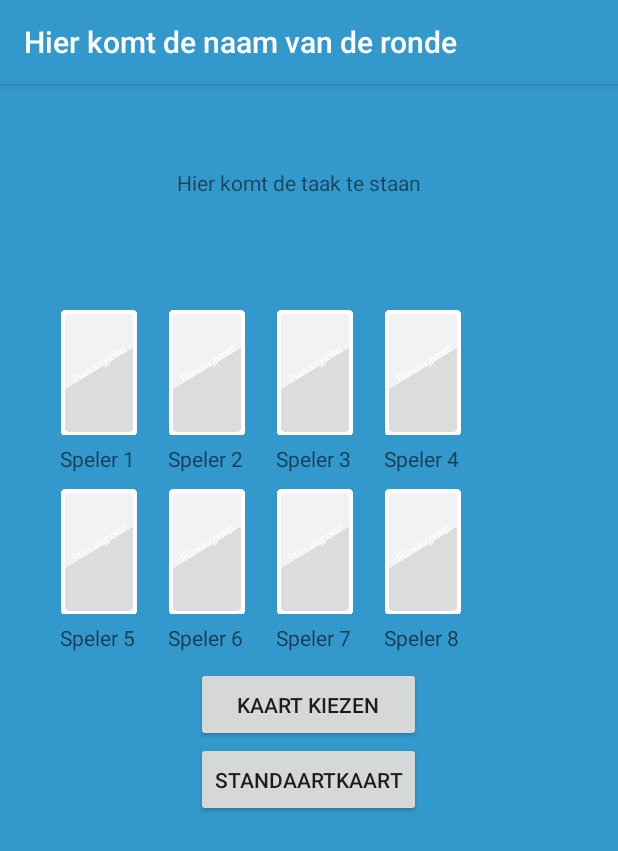
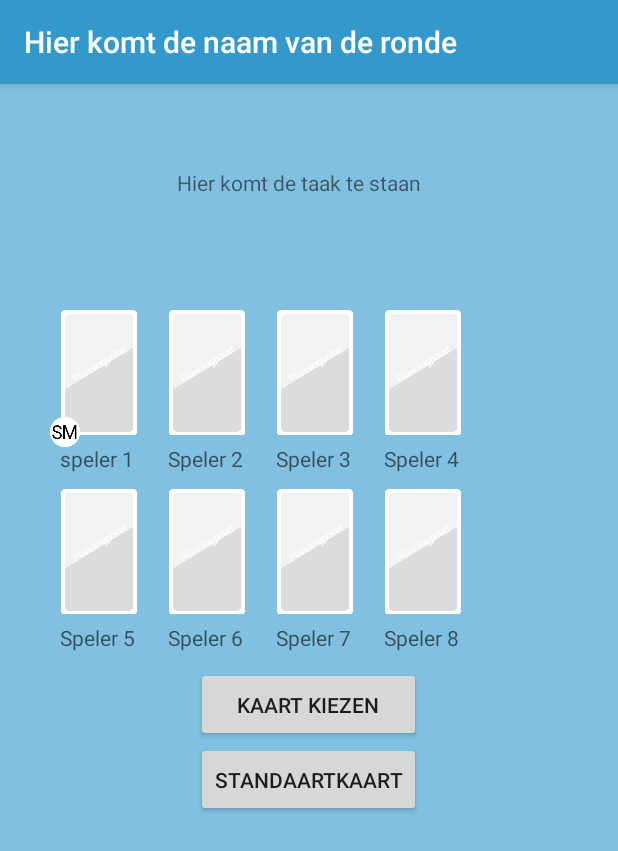
Before and after one commit to RoyAdmiraal/IPMEDT4, an Android app: the SpeelveldActivity screen opened directly, with no data from a screen before it, on a phone screen of 412 x 824 dp. Shown: the top 851 px of the screen. Run offline under Robolectric (Android 15) with nearby library versions, the phone set to English and light mode, and no system bars; 1 statement that could not run was skipped.

Commit message:
Aanpassing speelveld plus 0pointer

```diff
--- a/app/src/main/java/com/example/royadmiraal/planningpoker/SpeelveldActivity.java
+++ b/app/src/main/java/com/example/royadmiraal/planningpoker/SpeelveldActivity.java
@@ -11,6 +11,7 @@ import android.widget.Button;
 import android.widget.ImageView;
 import android.widget.TextView;
 
+import java.util.Arrays;
 
 
 /**
@@ -18,7 +19,8 @@ import android.widget.TextView;
  */
 public class SpeelveldActivity extends AppCompatActivity {
 
-    //int [] kaartenLijst;
+    String []  deelneemGegevens = {"naam","Sessie id"};
+    String []  spelerLijst = {"speler 1","Speler 2", "Speler 3", "Speler 4", "Speler 5", "Speler 6", "Speler 7", "Speler 8"};
     ImageView plek1, plek2, plek3, plek4, plek5, plek6, plek7, plek8;
     int kaartNummer = 13;
 
@@ -39,11 +41,19 @@ public class SpeelveldActivity extends AppCompatActivity {
     protected void onCreate(Bundle savedInstanceState) {
         super.onCreate(savedInstanceState);
         setContentView(R.layout.activity_speelveld);
+        Intent intent = getIntent();
+        deelneemGegevens = intent.getStringArrayExtra("strings");
+        spelerLijst[1] = deelneemGegevens[0];
 
        createSpeelveld();
 
     }
+    public void naamNaarDatabase(){
+
+    }
     public void createSpeelveld(){
+
+
 
         Button opleggenKaart = (Button) findViewById(R.id.opleggenKaartButton);
 
@@ -96,7 +106,7 @@ public class SpeelveldActivity extends AppCompatActivity {
         TextView spelerNaam8 = (TextView) findViewById(R.id.spelerNaam8);
 
 
-        String spelerLijst[] = {"Speler 1", "Speler 2", "Speler 3", "Speler 4", "Speler 5", "Speler 6", "Speler 7", "Speler 8"};
+
 
         String print = "";
         for (String s : spelerLijst) {
--- a/app/src/main/res/layout/activity_sessie_eigenschappen.xml
+++ b/app/src/main/res/layout/activity_sessie_eigenschappen.xml
@@ -24,8 +24,9 @@
         style="@style/Button"
         android:layout_width="wrap_content"
         android:layout_height="wrap_content"
-        android:text="Doorgaan"
-        android:id="@+id/doorgaanButton"
+        android:text="Sessie starten"
+        android:id="@+id/sessieStartenButton"
+        android:onClick="doorgaanSpeelveld"
         android:layout_gravity="center_horizontal"
         android:layout_alignParentBottom="true"
         android:layout_centerHorizontal="true"
--- a/app/src/main/res/layout/activity_speelveld.xml
+++ b/app/src/main/res/layout/activity_speelveld.xml
@@ -3,7 +3,7 @@
     android:layout_width="fill_parent"
     android:layout_height="fill_parent"
     android:weightSum="1"
-    android:background="@color/colorPrimary">
+    android:background="#81c0e0">
 
 
 
@@ -225,4 +225,12 @@
         android:layout_gravity="bottom"
         android:layout_below="@+id/opleggenKaartButton2"
         android:layout_centerHorizontal="true" />
+
+    <ImageView
+        android:layout_width="20dp"
+        android:layout_height="20dp"
+        android:id="@+id/scrumbutton"
+        android:src="@drawable/scrumbutton"
+        android:layout_marginLeft="33dp"
+        android:layout_marginTop="222dp"/>
 </RelativeLayout>
```
Also changed, not shown: app/src/main/java/com/example/royadmiraal/planningpoker/DeelnemenActivity.java (+18 -9 lines), app/src/main/java/com/example/royadmiraal/planningpoker/SessieEigenschappenActivity.java (+8 -0 lines), app/src/main/res/layout/activity_deelnemen.xml (+7 -0 lines), app/src/main/res/drawable/scrumbutton.png (added).
